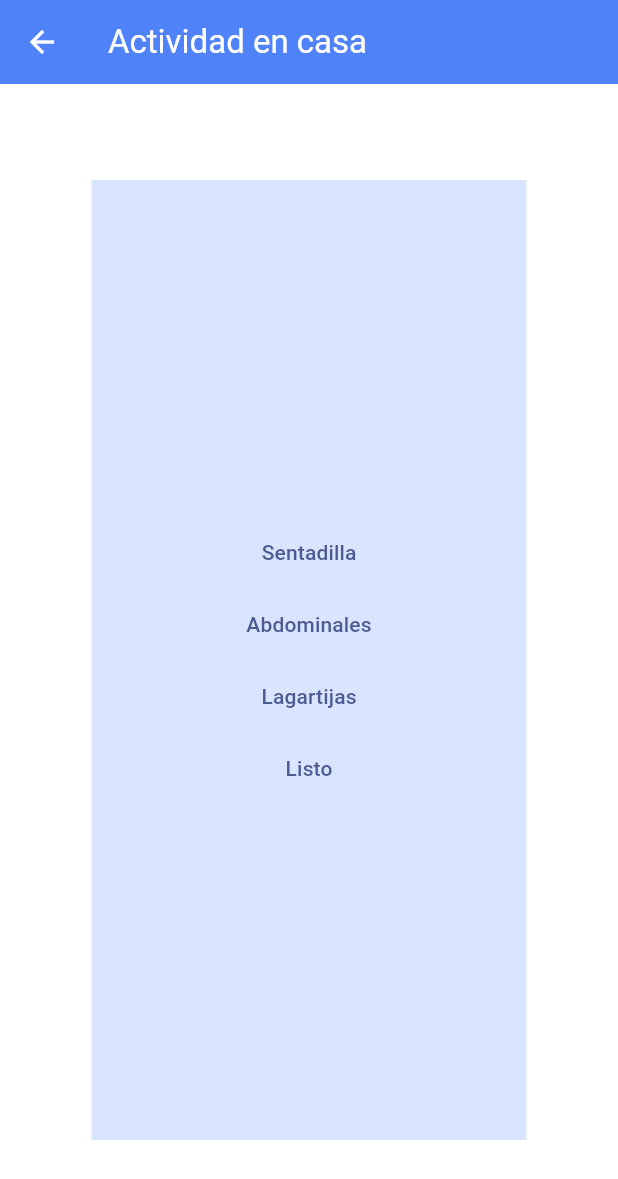
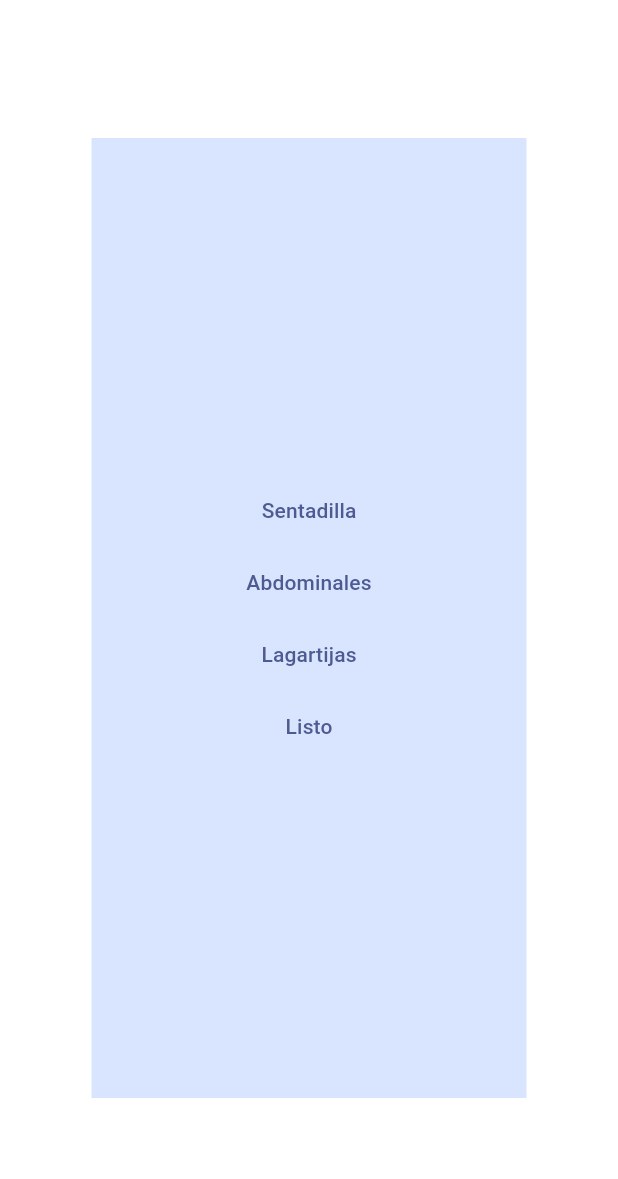
Before and after one commit to Pepepots/FESI_Mob, a Flutter app: the Ejercicios screen opened directly, on a phone screen of 412 x 824 dp. Shown: the top 1179 px of the screen. Run offline on Flutter 3.47's test engine with Material 3 defaults, Android fonts, the light colour scheme and no system bars; our stand-ins replace audioplayers, shared_preferences; accounts and stored records are empty; network calls fail.

Commit message:
Remove a AppBar in buttons

```diff
--- a/lib/ejercicios/button.dart
+++ b/lib/ejercicios/button.dart
@@ -55,16 +55,11 @@ class _EjerciciosState extends State<Ejercicios> {
   Widget build(BuildContext context) {
     return Scaffold(
       backgroundColor: const Color.fromARGB(255, 255, 255, 255),
-      appBar: AppBar(
-        backgroundColor: Color.fromARGB(255, 80, 131, 250),
-        title: const Text('Actividad en casa', style: TextStyle(color: Colors.white),),
-        iconTheme: const IconThemeData(color: Colors.white)
-      ),
       body: Center(
         child: Container(
           height: 640,
           width: 290,
-          color: Color.fromARGB(55, 80, 131, 250),
+          color: const Color.fromARGB(55, 80, 131, 250),
           child: Center(
               child: Column(
             mainAxisAlignment: MainAxisAlignment.center,
@@ -72,7 +67,7 @@ class _EjerciciosState extends State<Ejercicios> {
               TextButton(
                 style: TextButton.styleFrom(
                     backgroundColor: _sentadilla
-                        ? Color.fromARGB(60, 29, 106, 240)
+                        ? const Color.fromARGB(60, 29, 106, 240)
                         : Colors.transparent),
                 onPressed: _cambioColorSentadilla,
                 child: const Text('Sentadilla'),
@@ -80,7 +75,7 @@ class _EjerciciosState extends State<Ejercicios> {
               TextButton(
                 style: TextButton.styleFrom(
                     backgroundColor: _abdominales
-                        ? Color.fromARGB(60, 29, 106, 240)
+                        ? const Color.fromARGB(60, 29, 106, 240)
                         : Colors.transparent),
                 onPressed: _cambioColorAbdominales,
                 child: const Text('Abdominales'),
@@ -88,7 +83,7 @@ class _EjerciciosState extends State<Ejercicios> {
               TextButton(
                 style: TextButton.styleFrom(
                     backgroundColor: _lagartijas
-                        ? Color.fromARGB(60, 29, 106, 240)
+                        ? const Color.fromARGB(60, 29, 106, 240)
                         : Colors.transparent),
                 onPressed: _cambioColorLagartijas,
                 child: const Text('Lagartijas'),
--- a/lib/ejercicios/button2.dart
+++ b/lib/ejercicios/button2.dart
@@ -54,11 +54,6 @@ class _Ejercicios2State extends State<Ejercicios2> {
   Widget build(BuildContext context) {
     return Scaffold(
       backgroundColor: const Color.fromARGB(255, 255, 255, 255),
-      appBar: AppBar(
-        backgroundColor: const Color.fromARGB(255, 80, 131, 250),
-        iconTheme: const IconThemeData(color: Colors.white),
-        title: const Text('Gimnasio de pesas', style: TextStyle(color: Colors.white),),
-      ),
       body: Center(
         child: Container(
           height: 640,
--- a/lib/ejercicios/button3.dart
+++ b/lib/ejercicios/button3.dart
@@ -54,11 +54,6 @@ class _Ejercicios3State extends State<Ejercicios3> {
   Widget build(BuildContext context) {
     return Scaffold(
       backgroundColor: const Color.fromARGB(255, 255, 255, 255),
-      appBar: AppBar(
-        backgroundColor: const Color.fromARGB(255, 80, 131, 250),
-        iconTheme: const IconThemeData(color: Colors.white),
-        title: const Text('Caminar, correr o trotar', style: TextStyle(color: Colors.white),),
-      ),
       body: Center(
         child: Container(
           height: 640,
--- a/lib/ejercicios/button4.dart
+++ b/lib/ejercicios/button4.dart
@@ -54,11 +54,6 @@ class _Ejercicios4State extends State<Ejercicios4> {
   Widget build(BuildContext context) {
     return Scaffold(
       backgroundColor: const Color.fromARGB(255, 255, 255, 255),
-      appBar: AppBar(
-        backgroundColor: const Color.fromARGB(255, 80, 131, 250),
-        iconTheme: const IconThemeData(color: Colors.white),
-        title: const Text('Deporte', style: TextStyle(color: Colors.white),),
-      ),
       body: Center(
         child: Container(
           height: 640,
```
